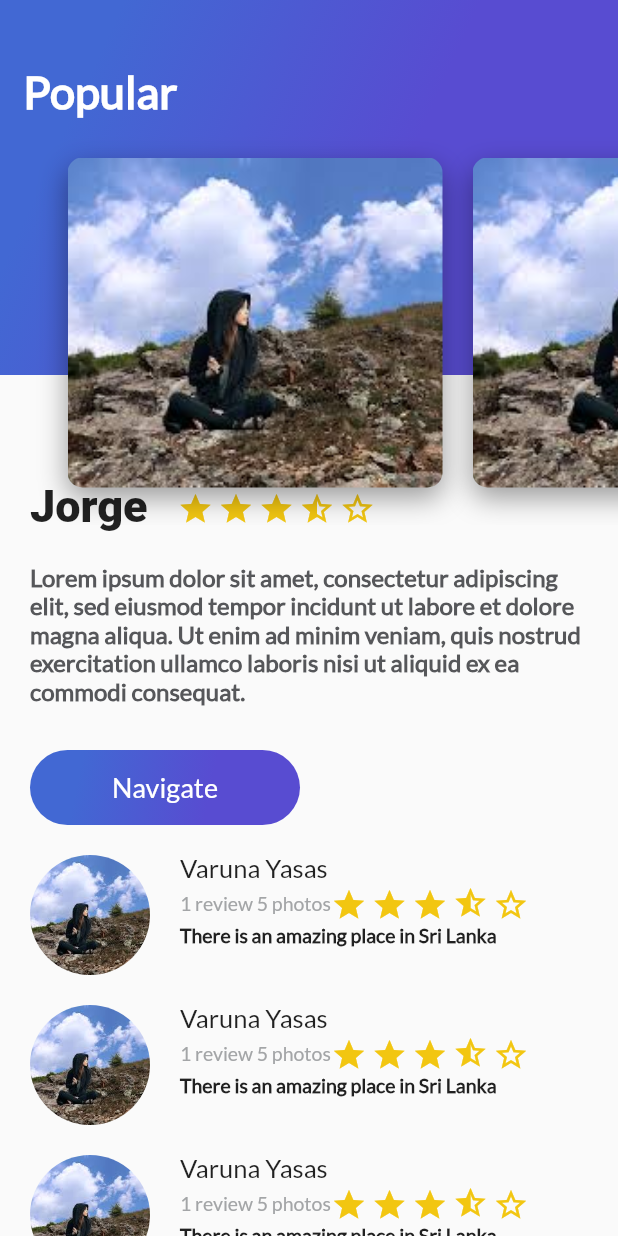
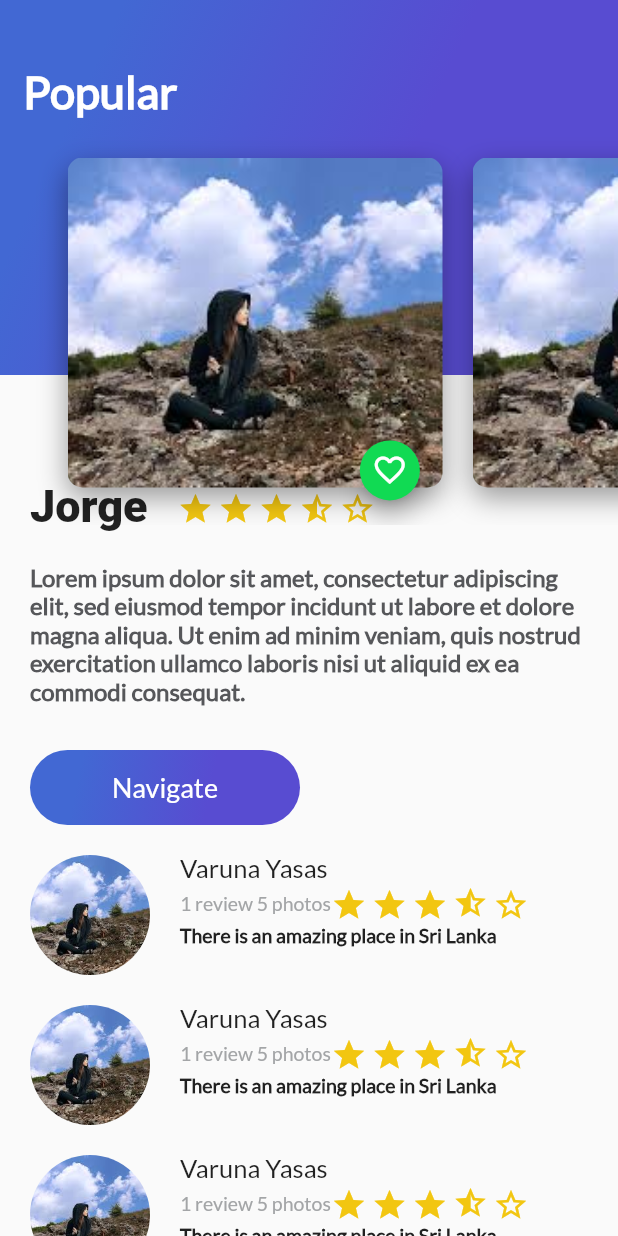
Before and after one commit to jorgesarabia/basic-flutter, a Flutter app: the screen it shows after launch, on a phone screen of 412 x 824 dp. Run offline on Flutter 3.47's test engine with Material 2 defaults, Android fonts, the phone set to English and light mode, and no system bars.

Commit message:
Se agrega el floatingActionButton

```diff
--- a/lib/card_image.dart
+++ b/lib/card_image.dart
@@ -1,3 +1,4 @@
+import 'package:basic_flutter/floating_action_button_green.dart';
 import 'package:flutter/material.dart';
 
 class CardImage extends StatelessWidget {
@@ -30,6 +31,12 @@ class CardImage extends StatelessWidget {
           ]),
     );
 
-    return card;
+    return Stack(
+      alignment: Alignment(0.9, 1.1),
+      children: <Widget>[
+        card,
+        FloatingActionButtonGreen(),
+      ],
+    );
   }
 }
--- /dev/null
+++ b/lib/floating_action_button_green.dart
@@ -0,0 +1,29 @@
+import 'package:flutter/material.dart';
+
+class FloatingActionButtonGreen extends StatefulWidget {
+  @override
+  State<StatefulWidget> createState() {
+    return _FloatingActionButtonGreen();
+  }
+}
+
+class _FloatingActionButtonGreen extends State<FloatingActionButtonGreen> {
+  void onPressedFav() {
+    Scaffold.of(context).showSnackBar(
+      SnackBar(
+        content: Text("Corazon presionado"),
+      ),
+    );
+  }
+
+  @override
+  Widget build(BuildContext context) {
+    return FloatingActionButton(
+      backgroundColor: Color(0xFF11DA53),
+      mini: true,
+      tooltip: "Fav",
+      onPressed: onPressedFav,
+      child: Icon(Icons.favorite_border),
+    );
+  }
+}
```
